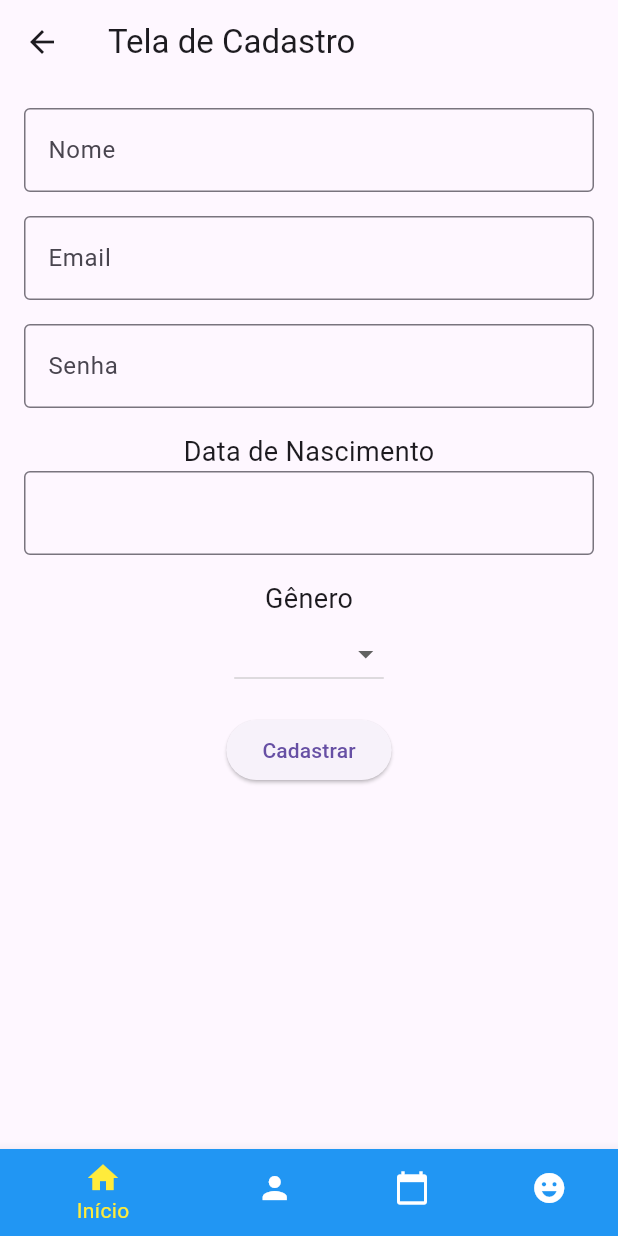
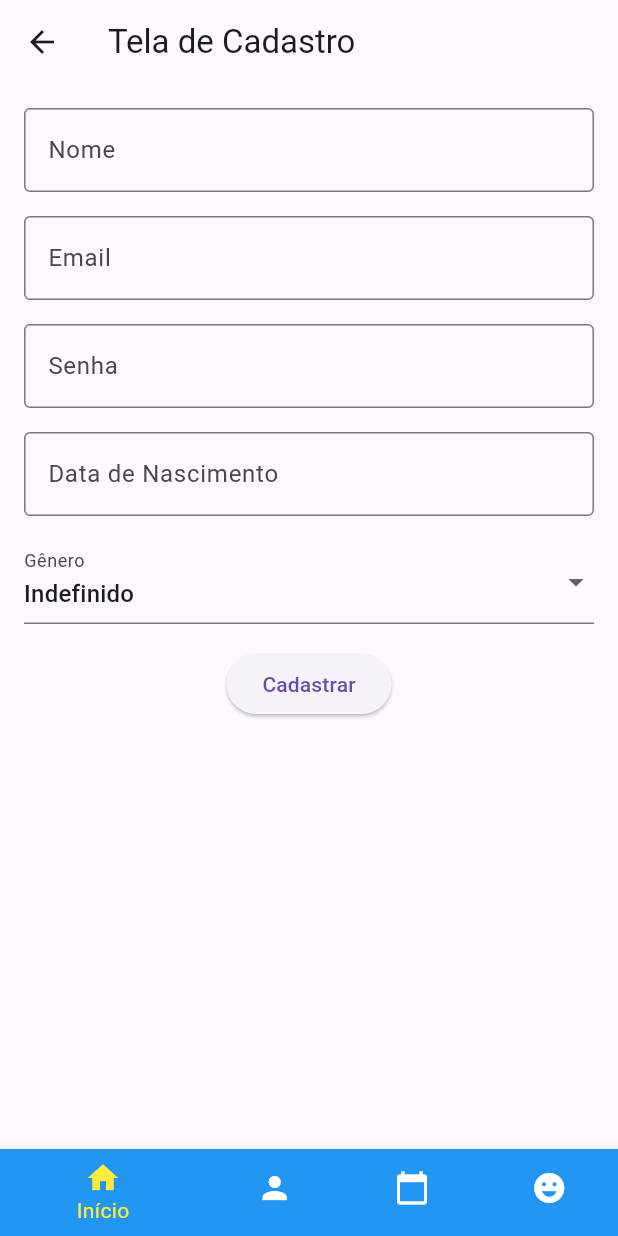
Before and after one commit to dhscosta/MoodMonitor, a Flutter app: the CadastroScreen screen opened directly with empty values, on a phone screen of 412 x 824 dp. Run offline on Flutter 3.47's test engine with Material 3 defaults, Android fonts, the phone set to English and light mode, and no system bars; our stand-ins replace cloud_firestore, connectivity_plus, firebase_auth, firebase_core, mask_text_input_formatter, sqflite and 1 more; accounts and stored records are empty.

Commit message:
formatar data de nascimento, genero e mensagem de erro ao falhar o logjn

```diff
--- a/lib/screens/cadastro_screen.dart
+++ b/lib/screens/cadastro_screen.dart
@@ -1,4 +1,5 @@
 import 'package:flutter/material.dart';
+import 'package:mask_text_input_formatter/mask_text_input_formatter.dart';
 import 'Home.dart';
 import 'sobre_screen.dart';
 import 'package:moodmonitor/databases/usuario_db.dart';
@@ -17,6 +18,7 @@ class LoginPage extends StatelessWidget {
   int id;
 
   LoginPage(this.id, {super.key});
+
   @override
   Widget build(BuildContext context) {
     return Scaffold(
@@ -72,30 +74,14 @@ class LoginPage extends StatelessWidget {
                       await SQLUsuarios.validaUsuario(
                           usu['celEmail'], usu['senha']);
                       var id = usu['id'];
-                      print("QUE SACO"+id);
+                      print("QUE SACO" + id);
                       Navigator.push(
                         context,
                         MaterialPageRoute(builder: (context) => Home(id)),
                       );
                     } else {
-                      showDialog(
-                        context: context,
-                        builder: (context) {
-                          return AlertDialog(
-                            title: const Text('ERRO!'),
-                            content:
-                                const Text('Não foi possivel fazer o login.'),
-                            actions: <Widget>[
-                              TextButton(
-                                child: const Text('OK'),
-                                onPressed: () {
-                                  Navigator.of(context).pop();
-                                },
-                              ),
-                            ],
-                          );
-                        },
-                      );
+                      _erroLogin(context,
+                          "Erro ao fazer login. Verifique suas credenciais.");
                     }
                   } else {
                     final idDoUsuario = usuarios.first['id'];
@@ -184,6 +170,15 @@ class LoginPage extends StatelessWidget {
       ),
     );
   }
+
+  void _erroLogin(BuildContext context, String mensagem) {
+    ScaffoldMessenger.of(context).showSnackBar(
+      SnackBar(
+        content: Text(mensagem),
+        backgroundColor: Colors.red,
+      ),
+    );
+  }
 }
 
 class CadastroScreen extends StatelessWidget {
@@ -191,14 +186,22 @@ class CadastroScreen extends StatelessWidget {
   String email = "";
   String senha = "";
   String dataNascimento = "";
-  String? genero = "";
+  String? genero = "Indefinido";
 
   int id;
+
+  List<String> generos = ['Masculino', 'Feminino', 'Outro', 'Indefinido'];
+
+  TextEditingController _controller = TextEditingController();
+  final MaskTextInputFormatter _maskFormatter = MaskTextInputFormatter(
+    mask: '##/##/####',
+    filter: {"#": RegExp(r'[0-9]')},
+  );
 
   CadastroScreen(this.id, {super.key});
 
   @override
-  Widget build(BuildContext context) {
+  StatefulWidget build(BuildContext context) {
     return Scaffold(
       appBar: AppBar(
         title: const Text('Tela de Cadastro'),
@@ -209,6 +212,7 @@ class CadastroScreen extends StatelessWidget {
           child: Column(
             mainAxisAlignment: MainAxisAlignment.center,
             children: <Widget>[
+
               //nome
               TextField(
                 decoration: const InputDecoration(
@@ -219,6 +223,7 @@ class CadastroScreen extends StatelessWidget {
                   nome = value;
                 },
               ),
+
               const SizedBox(height: 16.0),
               //email
               TextField(
@@ -230,8 +235,9 @@ class CadastroScreen extends StatelessWidget {
                   email = value;
                 },
               ),
+
               const SizedBox(height: 16.0),
-              //email
+              //Senha
               TextField(
                 obscureText: true,
                 decoration: const InputDecoration(
@@ -242,49 +248,45 @@ class CadastroScreen extends StatelessWidget {
                   senha = value;
                 },
               ),
+
               const SizedBox(height: 16.0),
               //data de nascimento
-              const Text(
-                'Data de Nascimento',
-                style: TextStyle(fontSize: 18),
-              ),
-              TextField(
-                decoration: const InputDecoration(
+              TextFormField(
+                controller: _controller,
+                keyboardType: TextInputType.datetime,
+                inputFormatters: [_maskFormatter],
+                decoration: InputDecoration(
+                  labelText: 'Data de Nascimento',
+                  hintText: 'DD/MM/YYYY',
                   border: OutlineInputBorder(),
                 ),
                 onChanged: (value) {
-                  dataNascimento = value;
+                  email = value;
                 },
               ),
+
               const SizedBox(height: 16.0),
               //escolha de genero
-              const Text(
-                'Gênero',
-                style: TextStyle(fontSize: 18),
-              ),
-              DropdownButton<String>(
-                value: null, // Valor inicial (implementar depois)
-                onChanged: (value) {
-                  genero =
-                      value; // Funcionalidade para quando selecionar (implementar depois)
+              DropdownButtonFormField<String>(
+                decoration: InputDecoration(labelText: 'Gênero'),
+                value: genero,
+                onChanged: (novoGenero) {
+                  genero = novoGenero;
                 },
-                items: <String>[
-                  'Masculino',
-                  'Feminino',
-                  'Outro',
-                ].map<DropdownMenuItem<String>>((String value) {
+                items: generos.map((genero) {
                   return DropdownMenuItem<String>(
-                    value: value,
-                    child: Text(value),
+                    value: genero,
+                    child: Text(genero),
                   );
                 }).toList(),
               ),
+
               const SizedBox(height: 16.0),
               ElevatedButton(
                 onPressed: () {
                   _adicionarUsuario(nome, senha, email, dataNascimento, genero);
 
-                  print("$nome $senha");
+                  print("$nome $senha $email $dataNascimento $genero");
                   Navigator.push(context,
                       MaterialPageRoute(builder: (context) => LoginPage(id)));
                 },
--- a/pubspec.yaml
+++ b/pubspec.yaml
@@ -40,6 +40,7 @@ dependencies:
   # Use with the CupertinoIcons class for iOS style icons.
   cupertino_icons: ^1.0.2
   intl: ^0.18.1
+  mask_text_input_formatter: ^2.7.0
   firebase_core: ^2.24.1
   cloud_firestore: 4.13.4
   connectivity_plus: ^5.0.2
```
Also changed, not shown: pubspec.lock.
